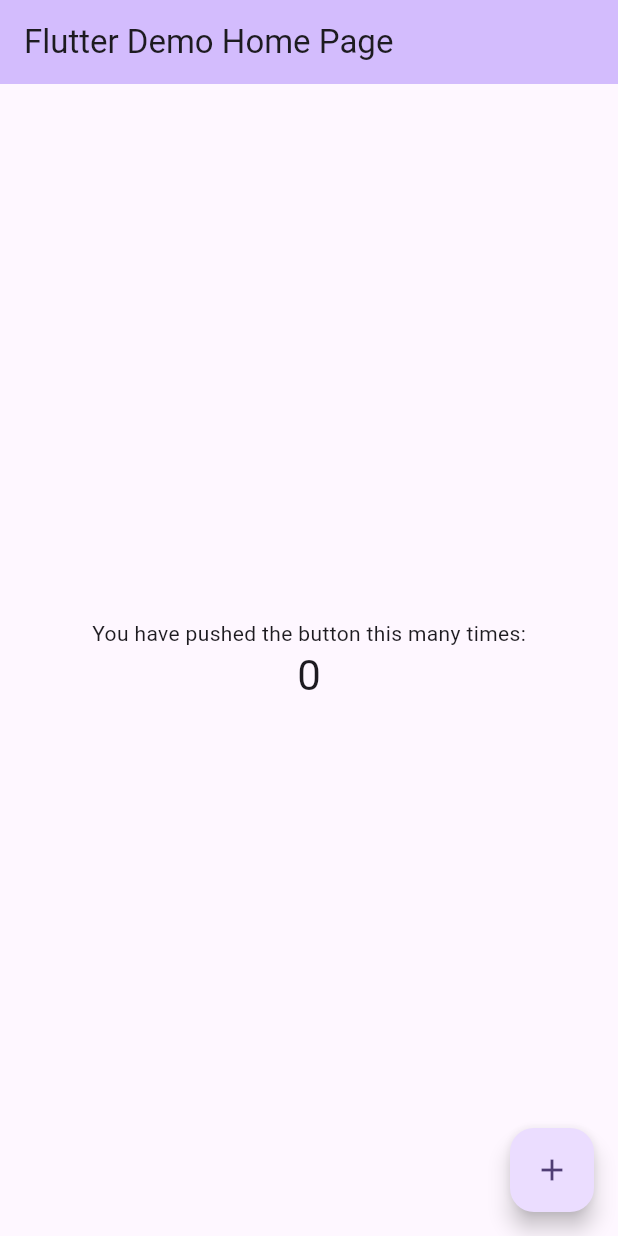
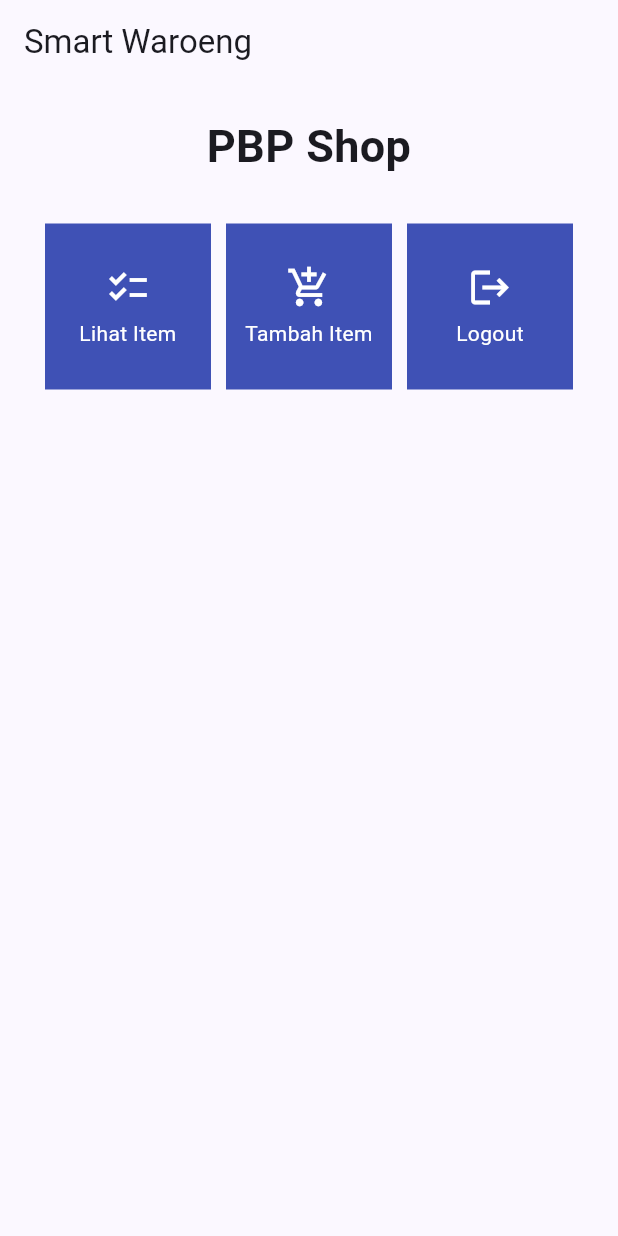
Before and after one commit to syifakaffa/smart_waroeng_mobile, a Flutter app: the screen it shows after launch, on a phone screen of 412 x 824 dp. Run offline on Flutter 3.47's test engine with Material 2 defaults, Android fonts, the phone set to English and light mode, and no system bars.

Commit message:
selesai membuat proyek flutter

```diff
--- a/lib/main.dart
+++ b/lib/main.dart
@@ -1,4 +1,5 @@
 import 'package:flutter/material.dart';
+import 'package:smart_waroeng/menu.dart';
 
 void main() {
   runApp(const MyApp());
@@ -28,98 +29,11 @@
         //
         // This works for code too, not just values: Most code changes can be
         // tested with just a hot reload.
-        colorScheme: ColorScheme.fromSeed(seedColor: Colors.deepPurple),
+        colorScheme: ColorScheme.fromSeed(seedColor: Colors.indigo),
+
         useMaterial3: true,
       ),
-      home: const MyHomePage(title: 'Flutter Demo Home Page'),
+      home: MyHomePage(),
     );
   }
 }
-
-class MyHomePage extends StatefulWidget {
-  const MyHomePage({super.key, required this.title});
-
-  // This widget is the home page of your application. It is stateful, meaning
-  // that it has a State object (defined below) that contains fields that affect
-  // how it looks.
-
-  // This class is the configuration for the state. It holds the values (in this
-  // case the title) provided by the parent (in this case the App widget) and
-  // used by the build method of the State. Fields in a Widget subclass are
-  // always marked "final".
-
-  final String title;
-
-  @override
-  State<MyHomePage> createState() => _MyHomePageState();
-}
-
-class _MyHomePageState extends State<MyHomePage> {
-  int _counter = 0;
-
-  void _incrementCounter() {
-    setState(() {
-      // This call to setState tells the Flutter framework that something has
-      // changed in this State, which causes it to rerun the build method below
-      // so that the display can reflect the updated values. If we changed
-      // _counter without calling setState(), then the build method would not be
-      // called again, and so nothing would appear to happen.
-      _counter++;
-    });
-  }
-
-  @override
-  Widget build(BuildContext context) {
-    // This method is rerun every time setState is called, for instance as done
-    // by the _incrementCounter method above.
-    //
-    // The Flutter framework has been optimized to make rerunning build methods
-    // fast, so that you can just rebuild anything that needs updating rather
-    // than having to individually change instances of widgets.
-    return Scaffold(
-      appBar: AppBar(
-        // TRY THIS: Try changing the color here to a specific color (to
-        // Colors.amber, perhaps?) and trigger a hot reload to see the AppBar
-        // change color while the other colors stay the same.
-        backgroundColor: Theme.of(context).colorScheme.inversePrimary,
-        // Here we take the value from the MyHomePage object that was created by
-        // the App.build method, and use it to set our appbar title.
-        title: Text(widget.title),
-      ),
-      body: Center(
-        // Center is a layout widget. It takes a single child and positions it
-        // in the middle of the parent.
-        child: Column(
-          // Column is also a layout widget. It takes a list of children and
-          // arranges them vertically. By default, it sizes itself to fit its
-          // children horizontally, and tries to be as tall as its parent.
-          //
-          // Column has various properties to control how it sizes itself and
-          // how it positions its children. Here we use mainAxisAlignment to
-          // center the children vertically; the main axis here is the vertical
-          // axis because Columns are vertical (the cross axis would be
-          // horizontal).
-          //
-          // TRY THIS: Invoke "debug painting" (choose the "Toggle Debug Paint"
-          // action in the IDE, or press "p" in the console), to see the
-          // wireframe for each widget.
-          mainAxisAlignment: MainAxisAlignment.center,
-          children: <Widget>[
-            const Text(
-              'You have pushed the button this many times:',
-            ),
-            Text(
-              '$_counter',
-              style: Theme.of(context).textTheme.headlineMedium,
-            ),
-          ],
-        ),
-      ),
-      floatingActionButton: FloatingActionButton(
-        onPressed: _incrementCounter,
-        tooltip: 'Increment',
-        child: const Icon(Icons.add),
-      ), // This trailing comma makes auto-formatting nicer for build methods.
-    );
-  }
-}
--- /dev/null
+++ b/lib/menu.dart
@@ -0,0 +1,116 @@
+import 'package:flutter/material.dart';
+
+class ShopItem {
+  final String name;
+  final IconData icon;
+
+  ShopItem(this.name, this.icon);
+}
+
+class MyHomePage extends StatelessWidget {
+  MyHomePage({Key? key}) : super(key: key);
+  final List<ShopItem> items = [
+    ShopItem("Lihat Item", Icons.checklist),
+    ShopItem("Tambah Item", Icons.add_shopping_cart),
+    ShopItem("Logout", Icons.logout),
+  ];
+
+  @override
+  Widget build(BuildContext context) {
+    // This method is rerun every time setState is called, for instance as done
+    // by the _incrementCounter method above.
+    //
+    // The Flutter framework has been optimized to make rerunning build methods
+    // fast, so that you can just rebuild anything that needs updating rather
+    // than having to individually change instances of widgets.
+return Scaffold(
+      appBar: AppBar(
+        title: const Text(
+          'Smart Waroeng',
+        ),
+      ),
+      body: SingleChildScrollView(
+        // Widget wrapper yang dapat discroll
+        child: Padding(
+          padding: const EdgeInsets.all(10.0), // Set padding dari halaman
+          child: Column(
+            // Widget untuk menampilkan children secara vertikal
+            children: <Widget>[
+              const Padding(
+                padding: EdgeInsets.only(top: 10.0, bottom: 10.0),
+                // Widget Text untuk menampilkan tulisan dengan alignment center dan style yang sesuai
+                child: Text(
+                  'PBP Shop', // Text yang menandakan toko
+                  textAlign: TextAlign.center,
+                  style: TextStyle(
+                    fontSize: 30,
+                    fontWeight: FontWeight.bold,
+                  ),
+                ),
+              ),
+              // Grid layout
+              GridView.count(
+                // Container pada card kita.
+                primary: true,
+                padding: const EdgeInsets.all(20),
+                crossAxisSpacing: 10,
+                mainAxisSpacing: 10,
+                crossAxisCount: 3,
+                shrinkWrap: true,
+                children: items.map((ShopItem item) {
+                  // Iterasi untuk setiap item
+                  return ShopCard(item);
+                }).toList(),
+              ),
+            ],
+          ),
+        ),
+      ),
+    );
+  }
+}
+
+class ShopCard extends StatelessWidget {
+  final ShopItem item;
+
+  const ShopCard(this.item, {super.key}); // Constructor
+
+  @override
+  Widget build(BuildContext context) {
+    return Material(
+      color: Colors.indigo,
+      child: InkWell(
+        // Area responsive terhadap sentuhan
+        onTap: () {
+          // Memunculkan SnackBar ketika diklik
+          ScaffoldMessenger.of(context)
+            ..hideCurrentSnackBar()
+            ..showSnackBar(SnackBar(
+                content: Text("Kamu telah menekan tombol ${item.name}!")));
+        },
+        child: Container(
+          // Container untuk menyimpan Icon dan Text
+          padding: const EdgeInsets.all(8),
+          child: Center(
+            child: Column(
+              mainAxisAlignment: MainAxisAlignment.center,
+              children: [
+                Icon(
+                  item.icon,
+                  color: Colors.white,
+                  size: 30.0,
+                ),
+                const Padding(padding: EdgeInsets.all(3)),
+                Text(
+                  item.name,
+                  textAlign: TextAlign.center,
+                  style: const TextStyle(color: Colors.white),
+                ),
+              ],
+            ),
+          ),
+        ),
+      ),
+    );
+  }
+}
```
